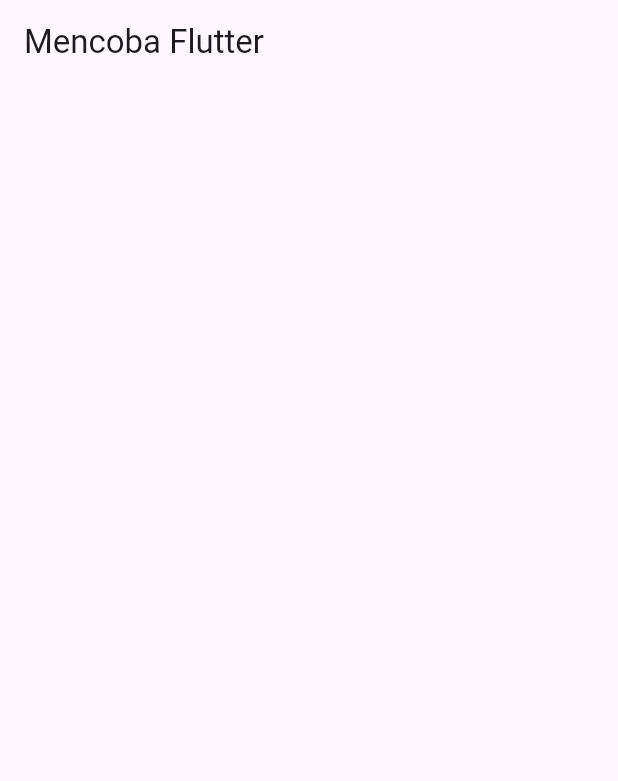
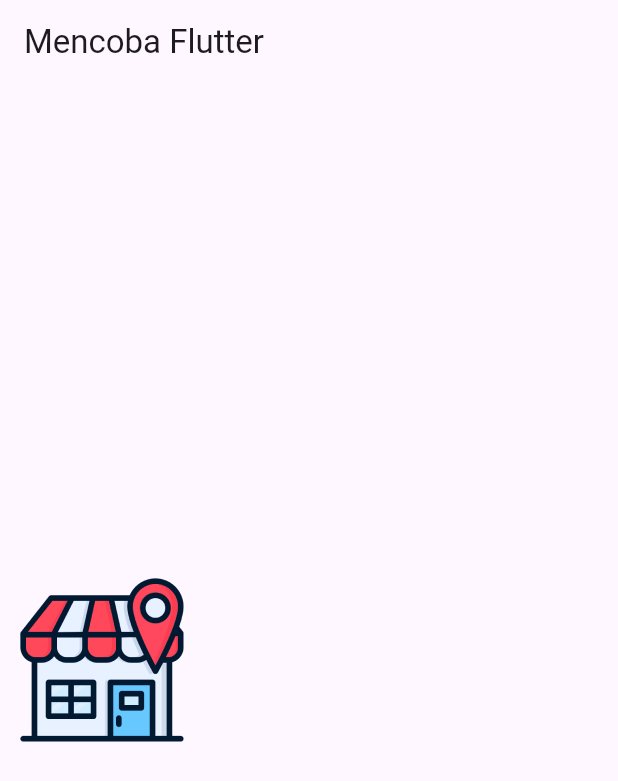
Before and after one commit to rafinugraha24/UTS_Mobile-Programming, a Flutter app: the screen it shows after launch, on a phone screen of 412 x 824 dp. Shown: the top 781 px of the screen. Run offline on Flutter 3.47's test engine with Material 3 defaults, Android fonts, the phone set to English and light mode, and no system bars.

```diff
--- a/lib/main.dart
+++ b/lib/main.dart
@@ -1,5 +1,5 @@
 import 'package:flutter/material.dart';
-import 'package:flutter_application/toko/coba.dart';
+import 'package:flutter_application/toko/login.dart';
 
 
 void main(List<String> args) {
--- a/lib/toko/coba.dart
+++ b/lib/toko/login.dart
@@ -14,15 +14,11 @@ class Coba extends StatelessWidget {
               children: [
                   Center(
                     child: Container(
-                      alignment: Alignment(1, 2),
+                      height: 120.0,
+                      width: 120.0,
+                      alignment: Alignment(0, 0),
                       child: Image(image: AssetImage('gambar/Logo.png'))),
                   ),
-                  // belum ada perubahan
-                  // Container(
-                  //   alignment: Alignment(-0.2, -1),
-                  //   child: Text("Percobaan"),
-                  // )
-
                 ],
             ),
         ),
```
